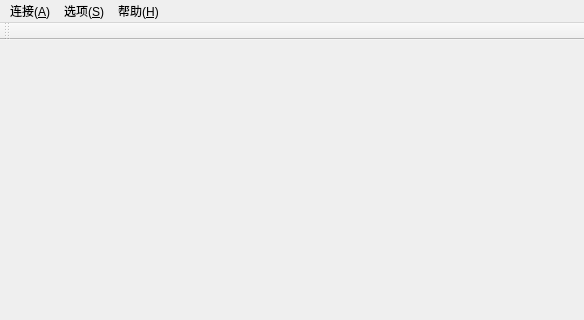
zsjsll/bracket-turntable, file myclass.ui: the form before one commit; both pictures show x 0 to 584 and y 0 to 320 of the 584 by 750 pixel window.
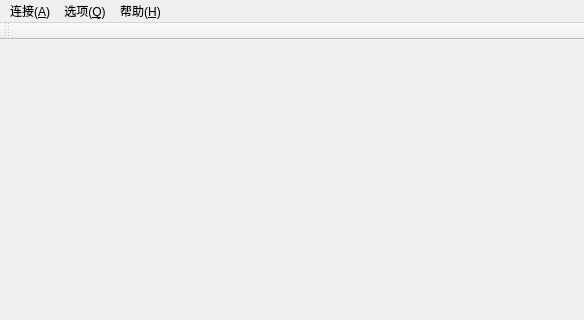
The form after the commit.

```diff
--- a/myclass.ui
+++ b/myclass.ui
@@ -58,7 +58,7 @@
    </widget>
    <widget class="QMenu" name="menu_S">
     <property name="title">
-     <string>选项(&amp;S)</string>
+     <string>选项(&amp;Q)</string>
     </property>
     <addaction name="actionConfig"/>
    </widget>
```
Left out of the diff: 6 changed lines with no effect on the pictures.
